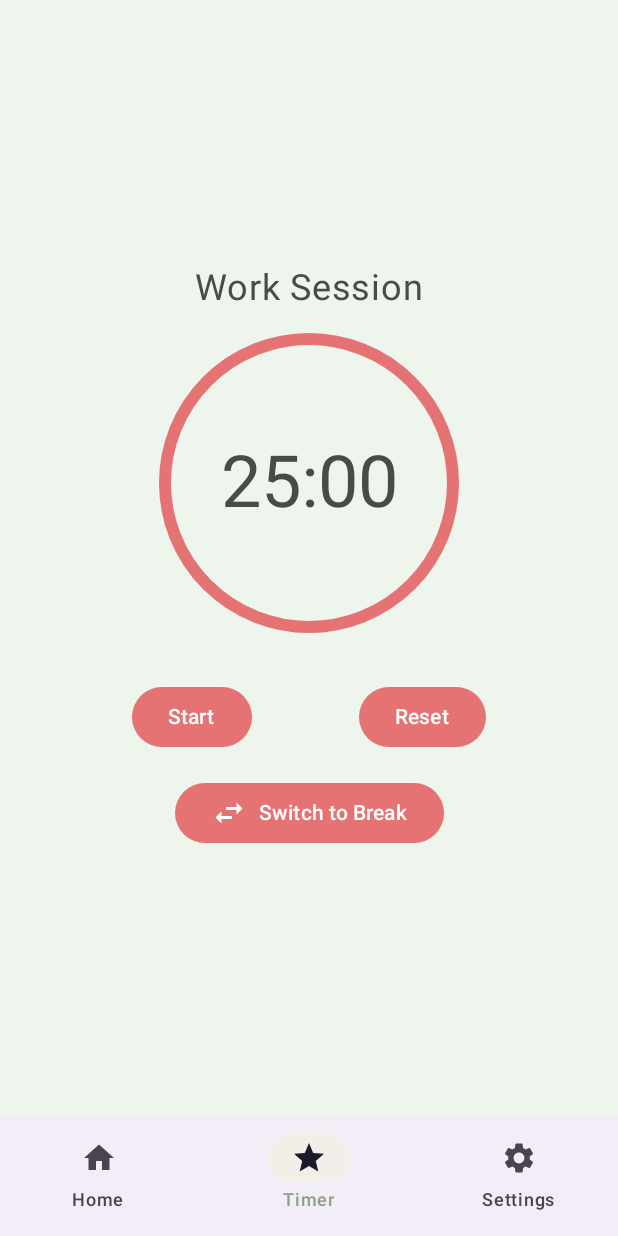
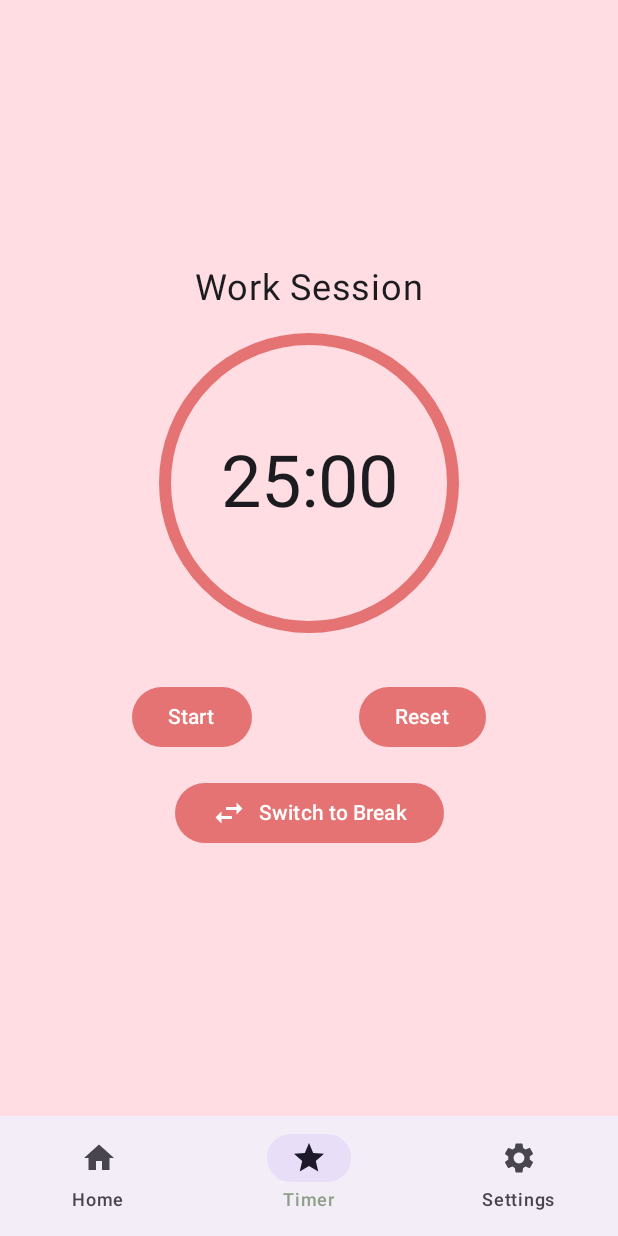
Before and after one commit to RudyRudyy/studyslice-android, an Android app built with Jetpack Compose: the screen it shows after launch (MainActivity), item 2 of the bottom bar chosen, on a phone screen of 412 x 824 dp. Run offline under Robolectric (Android 15) with nearby library versions, the phone set to English and light mode, and no system bars.

Commit message:
added dark theme support

```diff
--- a/app/src/main/java/com/example/studyslice/ui/components/TimerCircle.kt
+++ b/app/src/main/java/com/example/studyslice/ui/components/TimerCircle.kt
@@ -20,8 +20,8 @@ import androidx.compose.ui.text.font.FontWeight
 import androidx.compose.ui.text.style.TextAlign
 import androidx.compose.ui.tooling.preview.Preview
 import androidx.compose.ui.unit.dp
-import com.example.studyslice.ui.theme.PrimaryRed
-import com.example.studyslice.ui.theme.AccentSage
+import com.example.studyslice.ui.theme.PRIMARY_RED
+import com.example.studyslice.ui.theme.ACCENT_GREEN_SAGE
 import com.example.studyslice.ui.theme.StudySliceTheme
 
 @Composable
--- a/app/src/main/java/com/example/studyslice/ui/theme/Color.kt
+++ b/app/src/main/java/com/example/studyslice/ui/theme/Color.kt
@@ -2,17 +2,38 @@ package com.example.studyslice.ui.theme
 
 import androidx.compose.ui.graphics.Color
 
-// Primary colors
-val PrimaryRed = Color(0xFFE57373)
-val PrimaryVariant = Color(0xFFBD5A5A)
-val LightRed = Color(0xFFFFCCBC)
+// --- Light Theme Colors (as before) ---
+val PRIMARY_RED = Color(0xFFE57373)
+val PRIMARY_VARIANT_LIGHT = Color(0xFFD32F2F) // Renamed for clarity if used as a primary variant in light
+val LIGHT_RED_ACCENT = Color(0xFFFFCDD2)
 
-// Secondary/Accent
-val AccentSage = Color(0xFF8D9F87)
-val AccentCream = Color(0xFFF2EFE9)
+val ACCENT_GREEN_SAGE = Color(0xFF8D9F87)
+val ACCENT_CREAM = Color(0xFFF2EFE9)
 
-// Neutral colors
-val Background = Color(0xFFEDF5ED)
-val Surface = Color(0xFFFFFFFF)
-val OnSurface = Color(0xFF4A4A4A)
-val OnBackground = Color(0xFF4A4A4A)
+val BACKGROUND_PALE_PINK = Color(0xFFFFDDE2)
+val SURFACE_LIGHT = Color(0xFFFFFFFF) // Renamed for clarity
+
+val ON_PRIMARY_LIGHT = Color(0xFFFFFFFF)
+val ON_SECONDARY_LIGHT = Color(0xFF000000)
+val ON_BACKGROUND_LIGHT = Color(0xFF1C1B1F)
+val ON_SURFACE_LIGHT = Color(0xFF1C1B1F)
+
+val TOMATO_SKIN_RED = Color(0xFFFF6347)
+val TOMATO_FLESH_PINK = Color(0xFFFFA07A)
+val TOMATO_LEAF_GREEN = Color(0xFF2E7D32)
+
+
+// --- Dark Theme Colors ---
+val DARK_PRIMARY_RED = Color(0xFFCF6679) // A common desaturated red for dark themes, or use PRIMARY_RED if it has enough contrast
+val DARK_PRIMARY_VARIANT = Color(0xFFB00020) // Could be a deeper, more desaturated red
+
+val DARK_ACCENT_GREEN_SAGE = Color(0xFFA5C69C) // Lighter version of sage for dark theme
+val DARK_ACCENT_CREAM = Color(0xFF42403B)      // Darker version of cream, or a contrasting dark accent
+
+val DARK_BACKGROUND = Color(0xFF121212)       // Standard Material dark background
+val DARK_SURFACE = Color(0xFF1E1E1E)          // Slightly lighter than background for cards, etc. (or use 0xFF242424)
+
+val ON_PRIMARY_DARK = Color(0xFF000000)        // If DARK_PRIMARY_RED is light enough, black text might work, else white
+val ON_SECONDARY_DARK = Color(0xFF000000)      // Text on dark accent
+val ON_BACKGROUND_DARK = Color(0xFFE0E0E0)     // Light gray text on dark background
+val ON_SURFACE_DARK = Color(0xFFE0E0E0)        // Light gray text on dark surfaces
--- /dev/null
+++ b/app/src/main/java/com/example/studyslice/ui/theme/Shape.kt
@@ -0,0 +1,13 @@
+package com.example.studyslice.ui.theme
+
+import androidx.compose.foundation.shape.RoundedCornerShape
+import androidx.compose.material3.Shapes
+import androidx.compose.ui.unit.dp
+
+val AppShapes = Shapes(
+    extraSmall = RoundedCornerShape(4.dp),
+    small = RoundedCornerShape(8.dp),
+    medium = RoundedCornerShape(12.dp),
+    large = RoundedCornerShape(16.dp),
+    extraLarge = RoundedCornerShape(28.dp)
+)
--- a/app/src/main/java/com/example/studyslice/ui/theme/Theme.kt
+++ b/app/src/main/java/com/example/studyslice/ui/theme/Theme.kt
@@ -4,48 +4,82 @@ import android.app.Activity
 import android.os.Build
 import androidx.compose.foundation.isSystemInDarkTheme
 import androidx.compose.material3.MaterialTheme
+import androidx.compose.material3.Shapes
+import androidx.compose.material3.lightColorScheme
 import androidx.compose.material3.darkColorScheme
 import androidx.compose.material3.dynamicDarkColorScheme
 import androidx.compose.material3.dynamicLightColorScheme
-import androidx.compose.material3.lightColorScheme
 import androidx.compose.runtime.Composable
 import androidx.compose.runtime.SideEffect
+import androidx.compose.ui.graphics.Color
 import androidx.compose.ui.graphics.toArgb
 import androidx.compose.ui.platform.LocalContext
 import androidx.compose.ui.platform.LocalView
 import androidx.core.view.WindowCompat
 
-private val DarkColorScheme = darkColorScheme(
-    primary = PrimaryRed,
-    onPrimary = Surface,
-    primaryContainer = PrimaryVariant,
-    onPrimaryContainer = Surface,
-    secondary = AccentSage,
-    secondaryContainer = AccentCream,
-    onSecondary = OnSurface,
-    background = Background,
-    onBackground = OnBackground,
-    surface = Surface,
-    onSurface = OnSurface
+private val LightColors = lightColorScheme(
+    primary = PRIMARY_RED,
+    onPrimary = ON_PRIMARY_LIGHT,
+    primaryContainer = LIGHT_RED_ACCENT,
+    // onPrimaryContainer = ...
+
+    secondary = ACCENT_GREEN_SAGE,
+    onSecondary = ON_SECONDARY_LIGHT,
+    // secondaryContainer = ...
+    // onSecondaryContainer = ...
+
+    tertiary = ACCENT_CREAM,
+    // onTertiary = ...
+    // tertiaryContainer = ...
+    // onTertiaryContainer = ...
+
+    error = Color(0xFFB00020), // Standard error color
+    onError = Color(0xFFFFFFFF),
+    // errorContainer = ...
+    // onErrorContainer = ...
+
+    background = BACKGROUND_PALE_PINK,
+    onBackground = ON_BACKGROUND_LIGHT,
+
+    surface = SURFACE_LIGHT,
+    onSurface = ON_SURFACE_LIGHT,
+    // ... other light theme slots
 )
 
-private val LightColorScheme = lightColorScheme(
-    primary = PrimaryRed,
-    onPrimary = Surface,
-    primaryContainer = LightRed,
-    onPrimaryContainer = PrimaryVariant,
-    secondary = AccentSage,
-    secondaryContainer = AccentCream,
-    onSecondary = OnSurface,
-    background = Background,
-    onBackground = OnBackground,
-    surface = Surface,
-    onSurface = OnSurface
+private val DarkColors = darkColorScheme(
+    primary = DARK_PRIMARY_RED,       // Or PRIMARY_RED if it works well
+    onPrimary = ON_PRIMARY_DARK,      // Usually black or white depending on primary's brightness
+    primaryContainer = PRIMARY_VARIANT_LIGHT, // Example: Using a light theme variant for dark container
+    // onPrimaryContainer = ...
+
+    secondary = DARK_ACCENT_GREEN_SAGE,
+    onSecondary = ON_SECONDARY_DARK,    // Usually black or white
+    // secondaryContainer = ...
+    // onSecondaryContainer = ...
+
+    tertiary = DARK_ACCENT_CREAM,
+    // onTertiary = ...
+    // tertiaryContainer = ...
+    // onTertiaryContainer = ...
+
+    error = Color(0xFFCF6679),         // Material recommended dark error color
+    onError = Color(0xFF000000),       // Black text on CF6679
+    // errorContainer = ...
+    // onErrorContainer = ...
+
+    background = DARK_BACKGROUND,
+    onBackground = ON_BACKGROUND_DARK,
+
+    surface = DARK_SURFACE,
+    onSurface = ON_SURFACE_DARK,
+    // ... other dark theme slots (surfaceVariant, outline, etc.)
+    // You can generate a full baseline M3 theme using the Material Theme Builder
+    // (https://m3.material.io/theme-builder) to get all the slots.
 )
 
 @Composable
 fun StudySliceTheme(
-    darkTheme: Boolean = isSystemInDarkTheme(),
+    darkTheme: Boolean = isSystemInDarkTheme(), // This now determines which scheme is used
     dynamicColor: Boolean = false,
     content: @Composable () -> Unit
 ) {
@@ -54,23 +88,23 @@ fun StudySliceTheme(
             val context = LocalContext.current
             if (darkTheme) dynamicDarkColorScheme(context) else dynamicLightColorScheme(context)
         }
-
-        darkTheme -> DarkColorScheme
-        else -> LightColorScheme
+        darkTheme -> DarkColors // ***** APPLY DARKCOLORS IF darkTheme is true *****
+        else -> LightColors
     }
-
     val view = LocalView.current
     if (!view.isInEditMode) {
         SideEffect {
             val window = (view.context as Activity).window
-            window.statusBarColor = colorScheme.primary.toArgb()
-            WindowCompat.getInsetsController(window, view).isAppearanceLightStatusBars = false
+            // For dark theme, status bar is often same as background or surface
+            window.statusBarColor = colorScheme.background.toArgb() // Or colorScheme.surface.toArgb()
+            WindowCompat.getInsetsController(window, view).isAppearanceLightStatusBars = !darkTheme
         }
     }
 
     MaterialTheme(
         colorScheme = colorScheme,
         typography = Typography,
+        shapes = AppShapes,
         content = content
     )
 }
```
